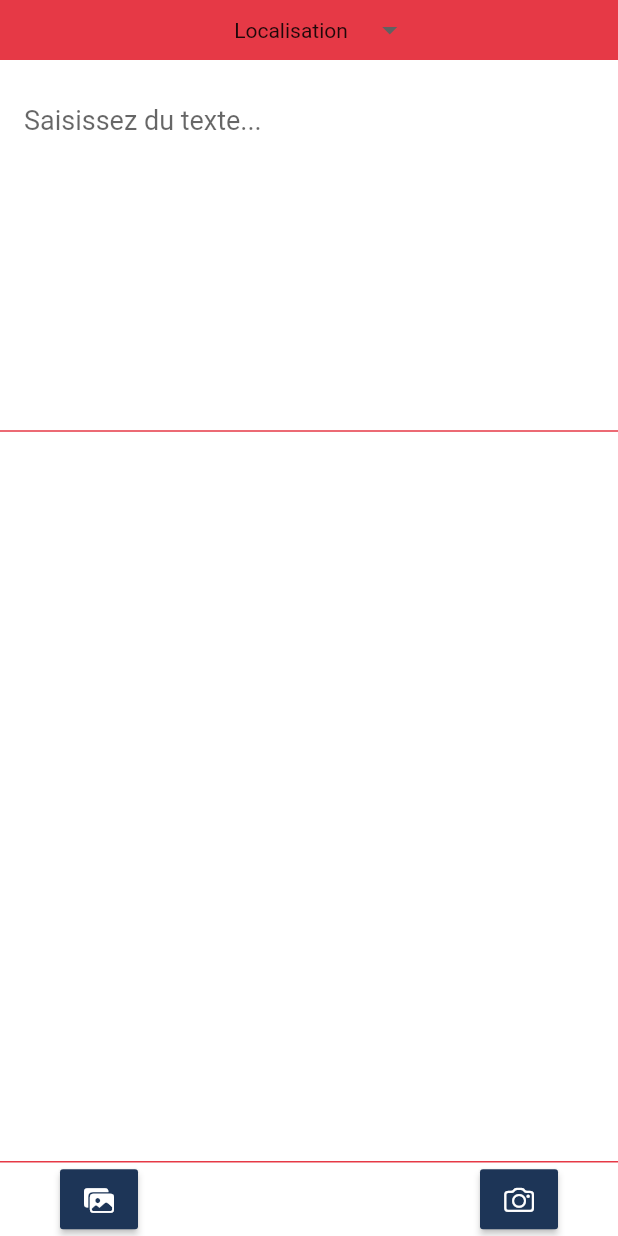
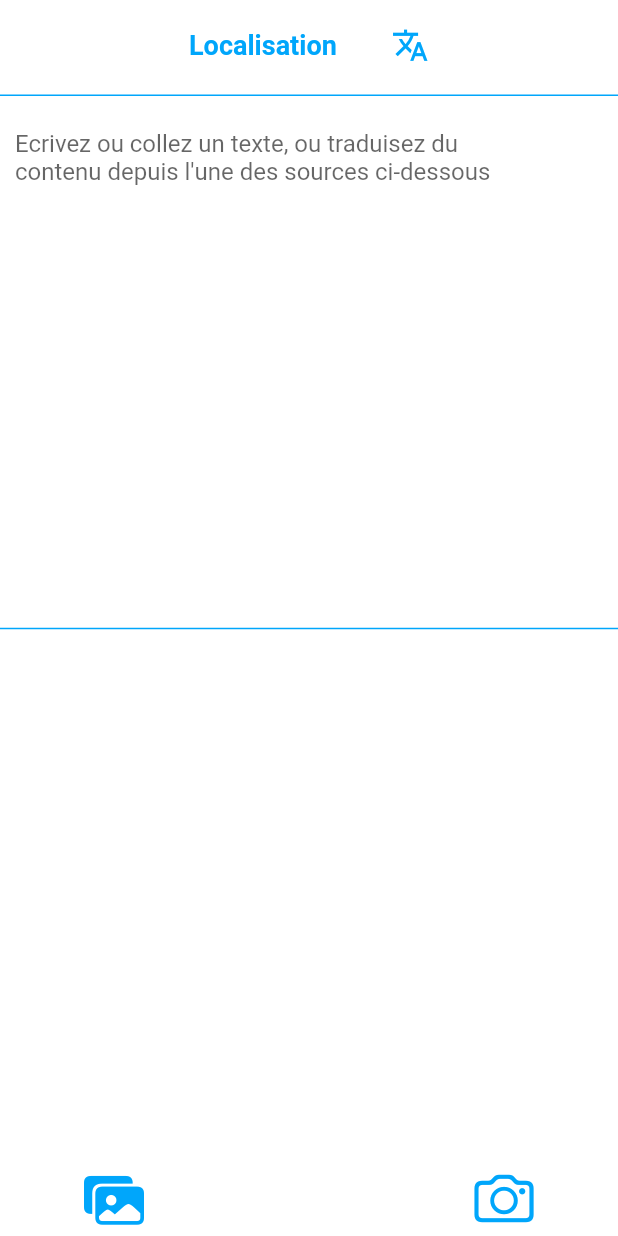
Before and after one commit to DisobeYCH/translate, a Flutter app: the screen it shows after launch, on a phone screen of 412 x 824 dp. Run offline on Flutter 3.47's test engine with Material 2 defaults, Android fonts, the phone set to English and light mode, and no system bars; drawn by our look-alikes of dropdown_button2; our stand-ins replace geolocator, image_picker; missing offline and left inert: country_coder, google_ml_kit.

Commit message:
versionSmartphone stable

```diff
--- a/translatev4/lib/screens/home_page.dart
+++ b/translatev4/lib/screens/home_page.dart
@@ -113,32 +113,38 @@ class _MyHomePageState extends State<MyHomePage> {
     return Scaffold(
       backgroundColor: Color(
           0xFFffffff), // Utilisez la valeur hexadécimale avec le préfixe "0xFF"
+
       appBar: AppBar(
+        bottom: PreferredSize(
+            child: Container(
+              color: Color(0xFF00a6fb),
+              height: 1.0,
+            ),
+            preferredSize: Size.fromHeight(4.0)),
+
         elevation: 0,
-        backgroundColor: Color(0xFFe63946),
-        toolbarHeight: 40, // Réduit la hauteur de la barre d'outils
+        backgroundColor: Color.fromARGB(255, 255, 255, 255),
+        toolbarHeight: 60, // Réduit la hauteur de la barre d'outils
         title: Row(
           mainAxisAlignment:
               MainAxisAlignment.center, // Centrer les éléments horizontalement
           children: [
             Container(
               child: DropdownButtonHideUnderline(
+                // Cache la ligne de soulignement du bouton déroulant
                 child: DropdownButton2(
-                  hint: Text(
-                    'Localisation',
-                    style: TextStyle(
-                      fontSize: 14,
-                      color: Colors.white,
-                    ),
-                  ),
+                  isExpanded: true,
                   items: items
                       .map((item) => DropdownMenuItem<String>(
                             value: item,
                             child: Text(
                               item,
                               style: const TextStyle(
-                                fontSize: 14,
+                                fontSize: 18,
+                                fontWeight: FontWeight.bold,
+                                color: Color(0xFF00a6fb),
                               ),
+                              overflow: TextOverflow.ellipsis,
                             ),
                           ))
                       .toList(),
@@ -146,14 +152,26 @@ class _MyHomePageState extends State<MyHomePage> {
                   onChanged: (value) {
                     setState(() {
                       selectedValue = value as String;
+                      translateText();
                     });
-                    translateText();
                   },
-                  buttonStyleData: const ButtonStyleData(
-                    height: 40,
+                  buttonStyleData: ButtonStyleData(
+                    height: 50,
+                    width: 160,
                   ),
-                  menuItemStyleData: const MenuItemStyleData(
-                    height: 40,
+                  iconStyleData: const IconStyleData(
+                    icon: Icon(
+                      Icons.translate,
+                    ),
+                    iconSize: 25,
+                    iconEnabledColor: Color(0xFF00a6fb),
+                  ),
+                  dropdownStyleData: DropdownStyleData(
+                    width: 170,
+                    padding: null,
+                    decoration: BoxDecoration(
+                      borderRadius: BorderRadius.circular(10),
+                    ),
                   ),
                 ),
               ),
@@ -161,54 +179,70 @@ class _MyHomePageState extends State<MyHomePage> {
           ],
         ),
       ),
+
       body: Column(
         children: [
           Expanded(
             child: Container(
-              padding: const EdgeInsets.all(16),
+              padding: const EdgeInsets.all(10),
               child: TextField(
                 controller: textController,
-                style: TextStyle(fontSize: 18),
-
                 maxLines: null, // Permet un nombre de lignes dynamique
                 decoration: InputDecoration(
                   border:
                       InputBorder.none, // Supprime la bordure du champ de texte
-                  hintText: 'Saisissez du texte...', // Texte indicatif
+                  hintText:
+                      "Ecrivez ou collez un texte, ou traduisez du\ncontenu depuis l'une des sources ci-dessous", // Texte indicatif
+                  suffixIcon: textController.text.isEmpty
+                      ? null // Si le texte est égal à hintText, le suffixIcon est nul (invisible)
+                      : IconButton(
+                          icon: Icon(
+                              Icons.clear), // Icône pour supprimer le texte
+                          onPressed: () {
+                            textController.clear(); // Effacer le texte
+                          },
+                        ),
                 ),
               ),
             ),
           ),
           Divider(
             // Ligne de séparation grise
-            color: Color(0xFFe63946),
+            color: Color(0xFF00a6fb),
             thickness: 1,
           ),
           Expanded(
-            flex: 2,
-            child: SingleChildScrollView(
-              child: Container(
-                padding: const EdgeInsets.all(16),
-                child: Align(
-                  alignment: Alignment.centerLeft, // Aligner le texte à gauche
-                  child: Text(
-                    translatedText,
-                    style: TextStyle(fontSize: 18),
+            child: Container(
+              padding: const EdgeInsets.symmetric(horizontal: 16),
+              child: TextField(
+                readOnly: true, // Rend le champ de texte en lecture seule
+                controller: TextEditingController(text: translatedText),
+                decoration: InputDecoration(
+                  border: InputBorder.none, // Supprime la bordure
+                  suffixIcon: Visibility(
+                    visible: translatedText
+                        .isNotEmpty, // Affiche l'icône uniquement si translatedText n'est pas vide
+                    child: IconButton(
+                      icon: Icon(Icons.copy), // Icône de copie
+                      onPressed: () {
+                        // Logique pour copier le texte
+                        // Affichage d'un message ou d'une boîte de dialogue indiquant que le texte a été copié
+                        ScaffoldMessenger.of(context).showSnackBar(
+                          SnackBar(
+                            content: Text('Texte copié !'),
+                          ),
+                        );
+                      },
+                    ),
                   ),
                 ),
+                maxLines: null, // Permet un nombre de lignes dynamique
               ),
             ),
           ),
           Container(
             height: 50, // Hauteur du pied de page
-            decoration: BoxDecoration(
-              border: Border(
-                top: BorderSide(
-                  color: Color(0xFFe63946), // Couleur de la bordure grise
-                  width: 1.0, // Épaisseur de la bordure
-                ),
-              ),
-            ),
+            decoration: BoxDecoration(),
             child: Padding(
               padding: EdgeInsets.symmetric(
                   horizontal: 40), // Ajoute une marge horizontale de 20 pixels
@@ -264,11 +298,11 @@ class ImagePickerButton extends StatelessWidget {
     return MaterialButton(
       minWidth: width, // Utilisez la contrainte de largeur fournie
       height: 40, // Définissez la hauteur du bouton selon vos besoins
-      color: Color(0xFF1d3557),
+
       child: Icon(
         icon,
-        color: Color.fromARGB(255, 255, 255, 255),
-        size: 20,
+        color: Color(0xFF00a6fb),
+        size: 40,
       ),
       onPressed: onPressed,
     );
--- a/translatev4/lib/services/location_service.dart
+++ b/translatev4/lib/services/location_service.dart
@@ -1,6 +1,5 @@
 import 'package:country_coder/country_coder.dart';
 import 'package:geolocator/geolocator.dart';
-import 'package:permission_handler/permission_handler.dart';
 
 class LocationService {
   Future<String> getCountryCode() async {
```
